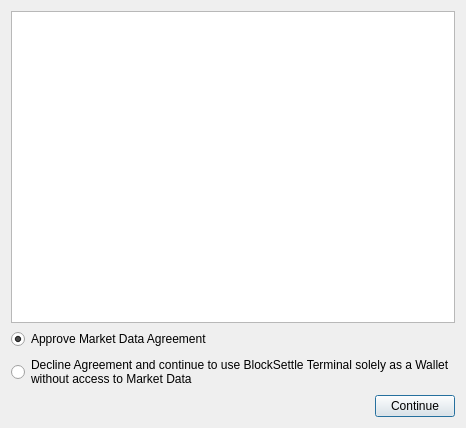
Qt form BlockSettleUILib/MDAgreementDialog.ui (BlockSettle/terminal) before a commit.
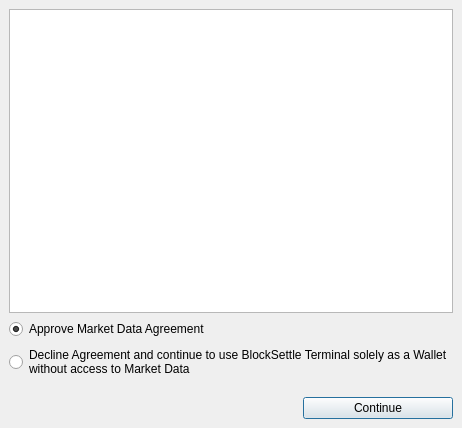
The same form after that commit.

Commit message: Terminal ui fixes - MD agreements - Improve button areas so we have the default size and background (the “dark” button background - If we login, and let the timer expire, just revert back to normal login screen, no need for an error message

```diff
--- a/BlockSettleUILib/MDAgreementDialog.ui
+++ b/BlockSettleUILib/MDAgreementDialog.ui
@@ -6,7 +6,7 @@
    <rect>
     <x>0</x>
     <y>0</y>
-    <width>407</width>
+    <width>417</width>
     <height>428</height>
    </rect>
   </property>
@@ -14,6 +14,30 @@
    <string>Blocksettle MD Agreement</string>
   </property>
   <layout class="QVBoxLayout" name="verticalLayout_2">
+   <property name="spacing">
+    <number>0</number>
+   </property>
+   <property name="leftMargin">
+    <number>0</number>
+   </property>
+   <property name="topMargin">
+    <number>0</number>
+   </property>
+   <property name="rightMargin">
+    <number>0</number>
+   </property>
+   <property name="bottomMargin">
+    <number>0</number>
+   </property>
+   <item>
+    <widget class="QWidget" name="widget_2" native="true">
+     <property name="minimumSize">
+      <size>
+       <width>0</width>
+       <height>57</height>
+      </size>
+     </property>
+     <layout class="QVBoxLayout" name="verticalLayout_3">
    <item>
     <widget class="QTextBrowser" name="textBrowser_agreement"/>
    </item>
@@ -39,8 +63,18 @@
      </item>
     </layout>
    </item>
+     </layout>
+    </widget>
+   </item>
    <item>
+    <widget class="QWidget" name="widget" native="true">
+     <property name="buttonBar" stdset="0">
+      <bool>true</bool>
+     </property>
     <layout class="QHBoxLayout" name="horizontalLayout">
+      <property name="spacing">
+       <number>0</number>
+      </property>
      <item>
       <spacer name="horizontalSpacer">
        <property name="orientation">
@@ -56,12 +90,19 @@
      </item>
      <item>
       <widget class="QPushButton" name="pushButton_Continue">
+        <property name="minimumSize">
+         <size>
+          <width>150</width>
+          <height>0</height>
+         </size>
+        </property>
        <property name="text">
         <string>Continue</string>
        </property>
       </widget>
      </item>
     </layout>
+    </widget>
    </item>
   </layout>
  </widget>
```
Lines whose indentation alone changed are shown as unchanged. The commit also changes 1 other file.
